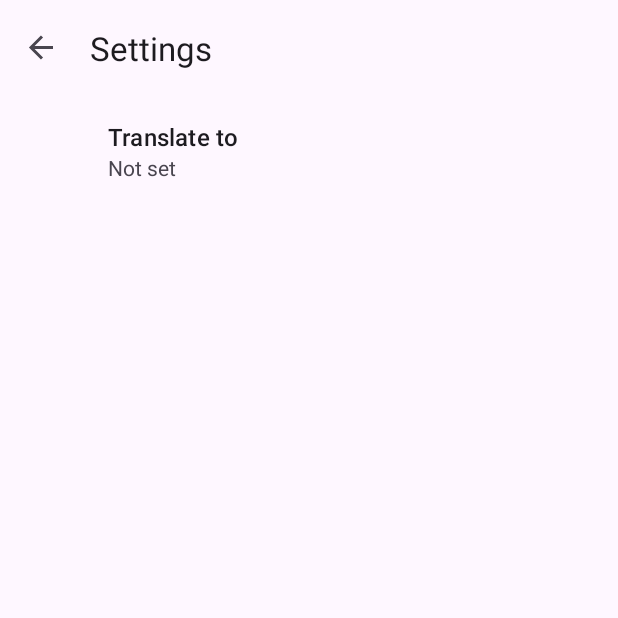
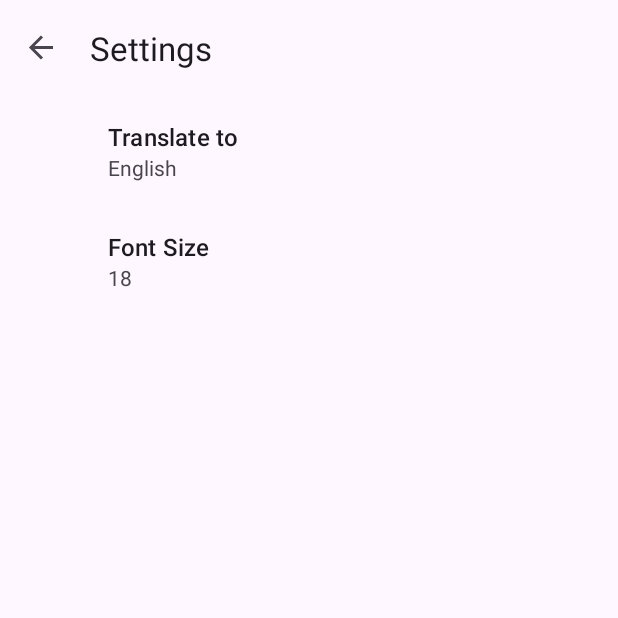
Before and after one commit to kevinru2023/gemini-camera-translator, an Android app: the SettingsFragment screen opened through its navigation route, on a phone screen of 412 x 824 dp, the top half of it. Run offline under Robolectric (Android 15) with nearby library versions, the phone set to English and light mode, and no system bars; our stand-ins replace androidx.preference, navigation-ui; libraries missing offline, so code that uses them is left out: androidx.camera.core, androidx.camera.lifecycle, androidx.camera.view; 4 statements that could not run were skipped.

Commit message:
langauges and font size

```diff
--- a/app/src/main/java/com/example/final_project_cs492_team27/ui/SettingsFragment.kt
+++ b/app/src/main/java/com/example/final_project_cs492_team27/ui/SettingsFragment.kt
@@ -2,11 +2,16 @@ package com.example.final_project_cs492_team27.ui
 
 import androidx.fragment.app.Fragment
 import android.os.Bundle
+import android.text.InputType
+import androidx.preference.EditTextPreference
 import androidx.preference.PreferenceFragmentCompat
 import com.example.final_project_cs492_team27.R
 
 class SettingsFragment : PreferenceFragmentCompat() {
     override fun onCreatePreferences(savedInstanceState: Bundle?, rootKey: String?) {
         setPreferencesFromResource(R.xml.settings, rootKey)
+
+        val fontSizePreference = findPreference<EditTextPreference>("font_size")
+        fontSizePreference?.setOnBindEditTextListener { editText -> editText.inputType = InputType.TYPE_CLASS_NUMBER }
     }
 }
--- a/app/src/main/res/layout/settings_fragment.xml
+++ /dev/null
@@ -1,6 +0,0 @@
-<?xml version="1.0" encoding="utf-8"?>
-<androidx.constraintlayout.widget.ConstraintLayout xmlns:android="http://schemas.android.com/apk/res/android"
-    android:layout_width="match_parent"
-    android:layout_height="match_parent">
-
-</androidx.constraintlayout.widget.ConstraintLayout>
--- /dev/null
+++ b/app/src/main/res/values/arrays.xml
@@ -0,0 +1,22 @@
+<?xml version="1.0" encoding="utf-8"?>
+<resources>
+    <string-array name="language_names">
+        <item>English</item>
+        <item>Spanish</item>
+        <item>French</item>
+        <item>German</item>
+        <item>Japanese</item>
+        <item>Chinese</item>
+        <item>Korean</item>
+    </string-array>
+
+    <string-array name="language_values">
+        <item>English</item>
+        <item>Spanish</item>
+        <item>French</item>
+        <item>German</item>
+        <item>Japanese</item>
+        <item>Chinese</item>
+        <item>Korean</item>
+    </string-array>
+</resources>
--- a/app/src/main/res/xml/settings.xml
+++ b/app/src/main/res/xml/settings.xml
@@ -4,10 +4,17 @@
         <ListPreference
             app:key="target_language"
             app:title="Translate to"
-            app:defaultValue="Spanish"
+            app:defaultValue="English"
             app:entries="@array/language_names"
             app:entryValues="@array/language_values"
             app:useSimpleSummaryProvider="true"
             />
+
+        <EditTextPreference
+            app:key="font_size"
+            app:title="Font Size"
+            app:defaultValue="18"
+            app:useSimpleSummaryProvider="true"
+            />
     </PreferenceCategory>
 </PreferenceScreen>
```
